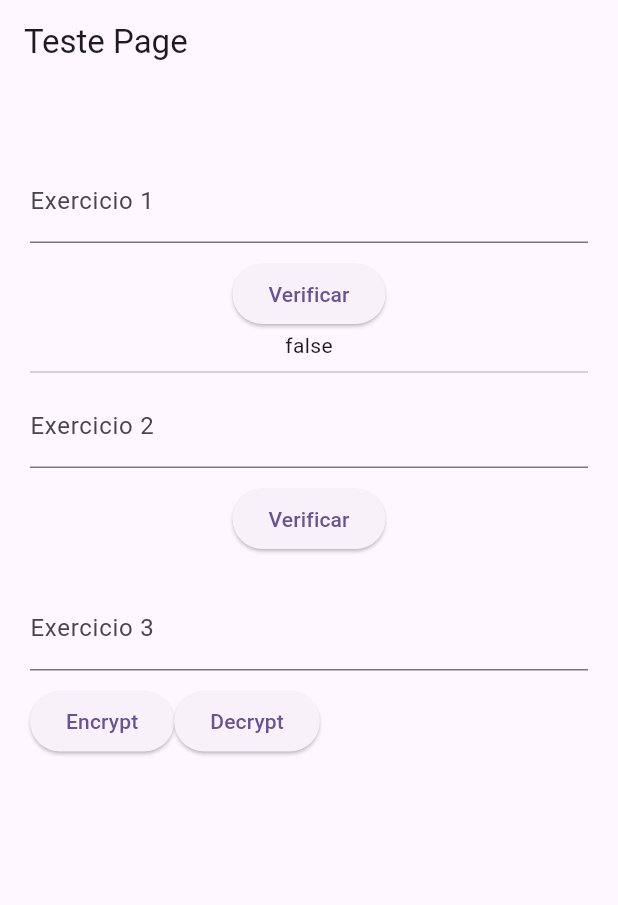
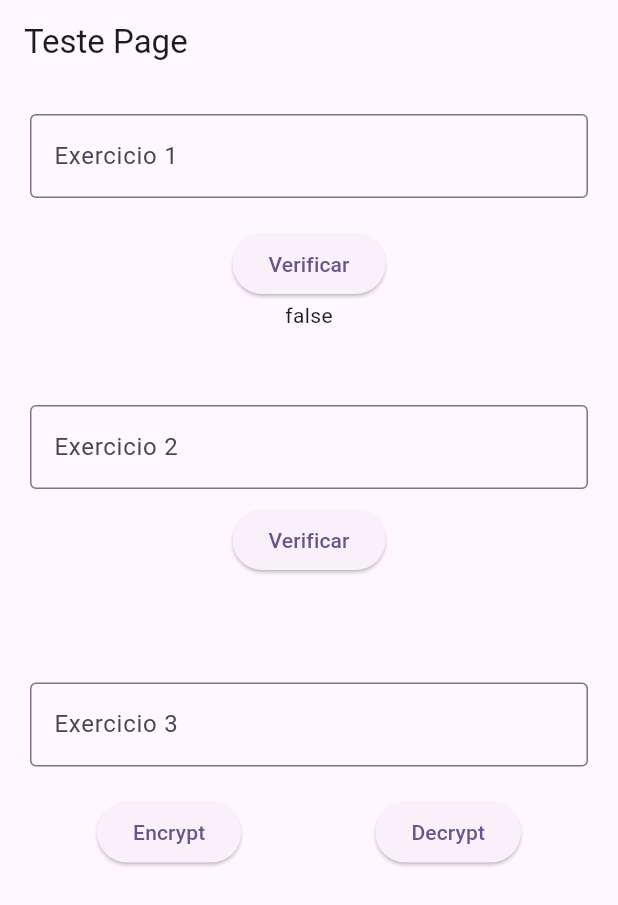
Before and after one commit to eduardohr-muniz/challenge, a Flutter app: the screen it shows after launch, on a phone screen of 412 x 824 dp. Shown: the top 905 px of the screen. Run offline on Flutter 3.47's test engine with Material 2 defaults, Android fonts, the phone set to English and light mode, and no system bars.

Commit message:
encrypt_decrypt

```diff
--- a/lib/src/modules/test_page.dart
+++ b/lib/src/modules/test_page.dart
@@ -21,14 +21,14 @@ class TestPage extends StatelessWidget {
         title: const Text('Teste Page'),
       ),
       body: Padding(
-        padding: const EdgeInsets.symmetric(horizontal: 20, vertical: 50),
+        padding: const EdgeInsets.symmetric(horizontal: 20, vertical: 20),
         child: Column(
           children: [
             TextFormField(
               controller: numberHarshadEC,
-              decoration: const InputDecoration(label: Text("Exercicio 1")),
+              decoration: const InputDecoration(label: Text("Exercicio 1"), border: OutlineInputBorder()),
             ),
-            const SizedBox(height: 10),
+            const SizedBox(height: 20),
             ElevatedButton(
                 onPressed: () {
                   bool result = controller.isHarshad(int.parse(numberHarshadEC.text));
@@ -40,10 +40,10 @@ class TestPage extends StatelessWidget {
                 builder: (context, hour, _) {
                   return Text(hour.toString());
                 }),
-            const Divider(),
+            const SizedBox(height: 50),
             TextFormField(
               controller: secondsEC,
-              decoration: const InputDecoration(label: Text("Exercicio 2")),
+              decoration: const InputDecoration(label: Text("Exercicio 2"), border: OutlineInputBorder()),
             ),
             const SizedBox(height: 10),
             ElevatedButton(
@@ -57,12 +57,14 @@ class TestPage extends StatelessWidget {
                 builder: (context, hour, _) {
                   return Text(hour);
                 }),
+            const SizedBox(height: 50),
             TextFormField(
               controller: encryptEC,
-              decoration: const InputDecoration(label: Text("Exercicio 3")),
+              decoration: const InputDecoration(label: Text("Exercicio 3"), border: OutlineInputBorder()),
             ),
-            const SizedBox(height: 10),
+            const SizedBox(height: 20),
             Row(
+              mainAxisAlignment: MainAxisAlignment.spaceAround,
               children: [
                 ElevatedButton(
                     onPressed: () {
```
